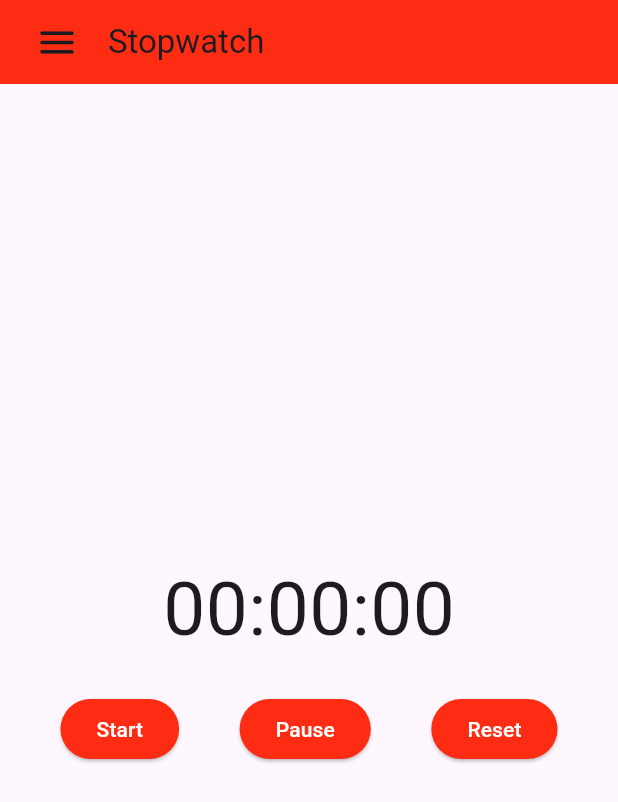
After one commit to ch4rl3sF/BurnBoss, a Flutter app: the StopwatchPage screen opened by its route, on a phone screen of 412 x 824 dp. The commit adds this screen. Shown: the top 802 px of the screen. Run offline on Flutter 3.47's test engine with Material 2 defaults, Android fonts, the phone set to English and light mode, and no system bars; our stand-ins replace cloud_firestore, firebase_auth, firebase_core, flutter_spinkit; accounts and stored records are empty.

Commit message:
Added a basic stopwatch with start, stop and reset

```diff
--- a/lib/main.dart
+++ b/lib/main.dart
@@ -4,10 +4,10 @@ import 'package:burnboss/screens/Select.dart';
 import 'package:burnboss/screens/Settings.dart';
 import 'package:burnboss/Wrapper.dart';
 import 'package:burnboss/models/user.dart';
+import 'package:burnboss/screens/Stopwatch.dart';
 import 'package:burnboss/services/auth.dart';
 import 'package:burnboss/theme/theme_constants.dart';
 import 'package:burnboss/theme/theme_manager.dart';
-import 'package:firebase_auth/firebase_auth.dart';
 import 'package:flutter/material.dart';
 import 'package:firebase_core/firebase_core.dart';
 import 'package:provider/provider.dart';
@@ -51,6 +51,7 @@ class _BurnBossState extends State<BurnBoss> {
           '/Calendar': (context) => CalendarPage(),
           '/Creator': (context) => CreatePage(),
           '/Select': (context) => SelectPage(),
+          '/Stopwatch': (context) => StopwatchPage(),
           '/Settings': (context) => SettingsPage(_themeManager),
         }, //sets the routes to the different pages
       ),
--- a/lib/screens/Home.dart
+++ b/lib/screens/Home.dart
@@ -68,7 +68,7 @@ class Home extends StatelessWidget {
                         pageIcon: Icons.access_alarm,
                         label: 'Stopwatch',
                         action: () {
-                          print('Stopwatch button pressed');
+                          Navigator.pushNamed(context, '/Stopwatch');
                         }),
                   ],
                 ),
--- /dev/null
+++ b/lib/screens/Stopwatch.dart
@@ -0,0 +1,88 @@
+import 'dart:async';
+import 'package:burnboss/screens/NavDrawer.dart';
+import 'package:flutter/material.dart';
+
+class StopwatchPage extends StatefulWidget {
+  const StopwatchPage({Key? key}) : super(key: key);
+
+  @override
+  State<StopwatchPage> createState() => _StopwatchPageState();
+}
+
+class _StopwatchPageState extends State<StopwatchPage> {
+  //initialise an instance of Stopwatch
+  final Stopwatch _stopwatch = Stopwatch();
+
+  //Timer
+  late Timer _timer;
+
+  //Displayed initial result
+  String _result = '00:00:00';
+
+  //function will be called when the user presses the Start button
+  void _start() {
+    //Timer.periodic() will call the callback function every 100 milliseconds
+    _timer = Timer.periodic(Duration(milliseconds: 30), (Timer t) {
+      //Update the UI
+      setState(() {
+        _result = '${_stopwatch.elapsed.inMinutes.toString().padLeft(2, '0')}:${(_stopwatch.elapsed.inSeconds % 60).toString().padLeft(2, '0')}:${(_stopwatch.elapsed.inMilliseconds % 100).toString().padLeft(2, '0')}';
+      });
+    });
+    _stopwatch.start();
+  }
+
+  //function will be called when the user presses the Pause button
+  void _pause() {
+    _timer.cancel();
+    _stopwatch.stop();
+  }
+
+  //function will be called when the user presses the Reset button
+  void _reset() {
+    _pause();
+    _stopwatch.reset();
+
+    //Update the UI
+    setState(() {
+      _result = '00:00:00';
+    });
+  }
+
+  @override
+  Widget build(BuildContext context) {
+    return Scaffold(
+      appBar: AppBar(
+        title: const Text('Stopwatch'),
+        leading: Builder(
+          builder: (context) => IconButton(
+            padding: EdgeInsets.fromLTRB(20.0, 0, 0, 0),
+            icon: Icon(Icons.menu_rounded, size: 30),
+            onPressed: () => Scaffold.of(context).openDrawer(),
+          ),
+        ),
+      ),
+      body: Center(
+        child: Column(
+          mainAxisAlignment: MainAxisAlignment.center,
+          children: [
+            //Display the result
+            Text(_result, style: TextStyle(fontSize: 50.0),),
+            SizedBox(height: 20.0,),
+            Row(
+              mainAxisAlignment: MainAxisAlignment.spaceEvenly,
+              children: [
+                //Start button
+                ElevatedButton(onPressed: _start, child: Text('Start')),
+                //Pause button
+                ElevatedButton(onPressed: _pause, child: Text('Pause')),
+                //Reset button
+                ElevatedButton(onPressed: _reset, child: Text('Reset')),
+              ],
+            )
+          ],
+        ),
+      ),
+      drawer: NavDrawerWidget(),
+    );
+  }
+}
```
